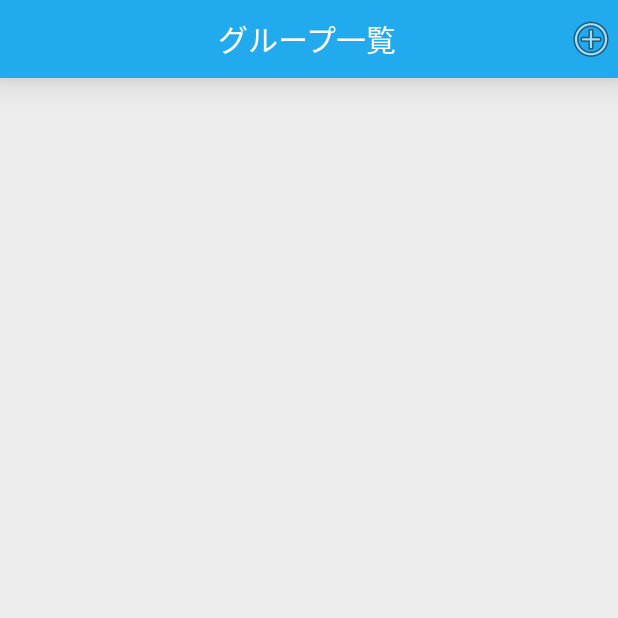
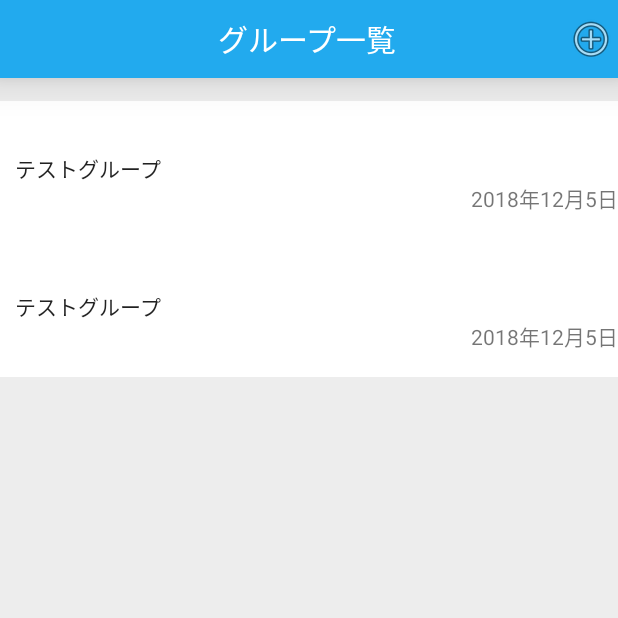
Before and after one commit to FJB16G/X16G_D, an Android app: the TitleFragment screen opened directly, with no data from a screen before it, on a phone screen of 412 x 824 dp, the top half of it. Run offline under Robolectric (Android 15) with nearby library versions, the phone set to English and light mode, and no system bars; Roboto replaces fonts that are not available here.

Commit message:
ぬまえらー

```diff
--- a/app/src/main/java/jp/ac/chiba_fjb/x16g_d/ideatest02/Category1.java
+++ b/app/src/main/java/jp/ac/chiba_fjb/x16g_d/ideatest02/Category1.java
@@ -127,7 +127,8 @@ public class Category1 extends Fragment implements View.OnClickListener {
             String tuika = category.getText().toString();
             if (!tuika.equals("")) {
                 //IDの生成
-                int b = dataset.size()+1;
+                String id = datakey.get(datakey.size()-1);
+                int b = Integer.parseInt(id.substring(1)) + 1;
                 String c = "";
                 if(b<=9){
                     c="000000"+b;
--- a/app/src/main/java/jp/ac/chiba_fjb/x16g_d/ideatest02/SignInActivity.java
+++ b/app/src/main/java/jp/ac/chiba_fjb/x16g_d/ideatest02/SignInActivity.java
@@ -20,7 +20,7 @@ public class SignInActivity extends AppCompatActivity implements View.OnClickLis
         if (v.getId()==R.id.cancel){
             finish();
         }if (v.getId()==R.id.email_sign_in_button){
-            Intent intent = new Intent(this, IdeaActivity.class);
+            Intent intent = new Intent(this, HomeActivity.class);
             //今までのactivityを消す
             intent.setFlags(Intent.FLAG_ACTIVITY_NEW_TASK | Intent.FLAG_ACTIVITY_CLEAR_TASK);
             startActivity(intent);
--- a/app/src/main/java/jp/ac/chiba_fjb/x16g_d/ideatest02/TestDB.java
+++ b/app/src/main/java/jp/ac/chiba_fjb/x16g_d/ideatest02/TestDB.java
@@ -18,8 +18,10 @@ class TestDB extends SQLite
         db.execSQL("create table user(user_id text primary key,user_name text,pass text);");
         db.execSQL("create table category(category_id text primary key,category_name text);");
         db.execSQL("create table grou(grou_id text primary key,grou_name text,date text,user_id text);");
-        db.execSQL("create table idea_log(grou_id text,user_id text,category_id,idea_id text)");
-        db.execSQL("insert into category values('c0000000','未分類')");
+        db.execSQL("create table idea_log(grou_id text,user_id text,category_id,idea_id text);");
+        db.execSQL("insert into category values('c0000000','未分類');");
+        db.execSQL("insert into grou values('g0000000','テストグループ','2018年12月5日','');");
+        db.execSQL("insert into grou values('g0000001','テストグループ','2018年12月5日','');");
     }
 
     @Override
--- a/app/src/main/java/jp/ac/chiba_fjb/x16g_d/ideatest02/TitleAdapter.java
+++ b/app/src/main/java/jp/ac/chiba_fjb/x16g_d/ideatest02/TitleAdapter.java
@@ -1,10 +1,13 @@
 package jp.ac.chiba_fjb.x16g_d.ideatest02;
 
+import android.content.Context;
+import android.content.Intent;
 import android.support.v7.widget.RecyclerView;
 import android.view.LayoutInflater;
 import android.view.View;
 import android.view.ViewGroup;
 import android.widget.Button;
+import android.widget.TextView;
 
 import java.util.ArrayList;
 import java.util.List;
@@ -13,10 +16,13 @@ public class TitleAdapter extends RecyclerView.Adapter<TitleAdapter.ViewHolder>{
 
     private List<String> dataArray = new ArrayList<>();
     private List<String> datakey = new ArrayList<>();
-    private onItemClickListener listener;
+    private List<String> day = new ArrayList<>();
+    private Context con;
 
-    public TitleAdapter(List<String> dataset,List<String> datakey) {
+    public TitleAdapter(Context context,List<String> dataset,List<String> day,List<String> datakey) {
         //MainActivityのArrayListを持ってきてる？
+        this.con = context;
+        this.day = day;
         this.datakey = datakey;
         this.dataArray = dataset;
     }
@@ -32,18 +38,15 @@ public class TitleAdapter extends RecyclerView.Adapter<TitleAdapter.ViewHolder>{
     @Override
     public void onBindViewHolder(final ViewHolder holder, final int position) {
         holder.mButton.setText(dataArray.get(position));
+        holder.mTextView.setText(day.get(position));
         holder.mButton.setOnClickListener(new View.OnClickListener() {
             @Override
             public void onClick(View view) {
-                listener.onClick(view, dataArray.get(position));
+                Grou_id gi = new Grou_id();
+                gi.setGrou_id(datakey.get(position));
+                con.startActivity(new Intent(con, IdeaActivity.class));
             }
         });
-    }
-    public interface onItemClickListener {
-        void onClick(View view, String name);
-    }
-    public void setOnItemClickListener(onItemClickListener listener) {
-        this.listener = listener;
     }
     @Override
     public int getItemCount() {
@@ -51,12 +54,14 @@ public class TitleAdapter extends RecyclerView.Adapter<TitleAdapter.ViewHolder>{
     }
     static class ViewHolder extends RecyclerView.ViewHolder {
         Button mButton;
+        TextView mTextView;
 
         //繰り返すxmlの中身
         ViewHolder(View v) {
             super(v);
             //どこのボタンかを[v]で受け取ってるっぽい
             mButton = (Button)v.findViewById(R.id.grou_name);
+            mTextView = (TextView)v.findViewById(R.id.day);
         }
     }
 }
--- a/app/src/main/java/jp/ac/chiba_fjb/x16g_d/ideatest02/TitleFragment.java
+++ b/app/src/main/java/jp/ac/chiba_fjb/x16g_d/ideatest02/TitleFragment.java
@@ -1,6 +1,7 @@
 package jp.ac.chiba_fjb.x16g_d.ideatest02;
 
 import android.app.Activity;
+import android.content.Intent;
 import android.database.Cursor;
 import android.os.Bundle;
 import android.support.annotation.NonNull;
@@ -12,20 +13,28 @@ import android.support.v7.widget.helper.ItemTouchHelper;
 import android.view.LayoutInflater;
 import android.view.View;
 import android.view.ViewGroup;
-import android.widget.AdapterView;
-import android.widget.EditText;
-import android.widget.ImageButton;
-import android.widget.Toast;
 
 import java.util.ArrayList;
-import java.util.LinkedHashMap;
 import java.util.List;
+
+class Grou_id{
+    String grou_id;
+
+    public void setGrou_id(String grou_id_position) {
+        this.grou_id = grou_id_position;
+    }
+
+    public String getGrou_id() {
+        return grou_id;
+    }
+}
 
 public class TitleFragment extends Fragment implements View.OnClickListener {
     private View topimageButton;
     private RecyclerView.Adapter adapter;
     private List<String> dataset;
     private List<String> datakey;
+    private List<String> CreatedDay;
     private Activity mActivity = null;
     private View mView;
     private TitleFragment mFragmentListener = null;
@@ -40,7 +49,7 @@ public class TitleFragment extends Fragment implements View.OnClickListener {
         mView = inflater.inflate(R.layout.fragment_title, container, false);
 
         // RecyclerViewの参照を取得
-        recyclerView = mView.findViewById(R.id.my_recycler_view);
+        recyclerView = mView.findViewById(R.id.my_recycler_view3);
         // レイアウトマネージャを設定(ここで縦方向の標準リストであることを指定)
         recyclerView.setLayoutManager(new LinearLayoutManager(mActivity));
 
@@ -50,18 +59,24 @@ public class TitleFragment extends Fragment implements View.OnClickListener {
     public void onViewCreated(View view, @Nullable Bundle savedInstanceState)
     {
         super.onViewCreated(view, savedInstanceState);
+
         topimageButton  = view.findViewById(R.id.topimageButton);
         topimageButton.setOnClickListener(this);
+
         final TestDB db = new TestDB(getActivity());
         datakey = new ArrayList<>();
         dataset = new ArrayList<>();
+        CreatedDay = new ArrayList<>();
         Cursor res = db.query("select * from grou");
         while (res.moveToNext()){
-            datakey.add(res.getString(0));
-            dataset.add(res.getString(1));
+            datakey.add(res.getString(0));      //id
+            dataset.add(res.getString(1));      //name
+            CreatedDay.add(res.getString(2));   //date
         }
-        adapter = new TitleAdapter(dataset, datakey);
+        res.close();
+        adapter = new TitleAdapter(getContext(),dataset,CreatedDay,datakey);
         recyclerView.setAdapter(adapter);
+
 
         //ドラッグ＆ドロップのやつ
         ItemTouchHelper mIth  = new ItemTouchHelper(
@@ -75,7 +90,6 @@ public class TitleFragment extends Fragment implements View.OnClickListener {
                     public void onSwiped(@NonNull RecyclerView.ViewHolder viewHolder, int i) {
                         int fromPos = viewHolder.getAdapterPosition();
 
-                        //アイデアログからもアイデアを削除する必要がある
                         db.exec(String.format("delete from grou where grou_id = '%s';",SQLite.STR(datakey.get(fromPos))));
                         db.exec(String.format("delete from idea_log where grou_id = '%s';",SQLite.STR(datakey.get(fromPos))));
                         datakey.remove(fromPos);
@@ -84,15 +98,7 @@ public class TitleFragment extends Fragment implements View.OnClickListener {
                         adapter.notifyDataSetChanged();
                     }
                 });
-
-        setOnItemClickListener(new TitleAdapter.onItemClickListener() {
-        @Override
-        public void onClick(View view, String name) {
-            Toast.makeText(getActivity(), name, Toast.LENGTH_SHORT).show();
-        }
-    });
         mIth.attachToRecyclerView(recyclerView);
-        res.close();
     }
     @Override
     public void onClick(View view) {
--- a/app/src/main/res/layout/fragment_title.xml
+++ b/app/src/main/res/layout/fragment_title.xml
@@ -43,7 +43,7 @@
         android:paddingTop="15dp">
 
         <android.support.v7.widget.RecyclerView
-            android:id="@+id/my_recycler_view"
+            android:id="@+id/my_recycler_view3"
             android:layout_width="match_parent"
             android:layout_height="match_parent" />
     </LinearLayout>
--- a/app/src/main/res/layout/my_text_view3.xml
+++ b/app/src/main/res/layout/my_text_view3.xml
@@ -1,9 +1,14 @@
 <?xml version="1.0" encoding="utf-8"?>
-<LinearLayout xmlns:android="http://schemas.android.com/apk/res/android"
+<FrameLayout xmlns:android="http://schemas.android.com/apk/res/android"
+    android:layout_width="match_parent"
+    android:layout_height="wrap_content"
+    android:background="#fff"
+    android:paddingBottom="2dp">
+
+    <LinearLayout
         android:layout_width="match_parent"
         android:layout_height="match_parent"
-    android:orientation="vertical"
-    android:paddingBottom="2dp">
+        android:orientation="vertical">
 
         <Button
             android:id="@+id/grou_name"
@@ -12,5 +17,22 @@
             android:background="#fff"
             android:gravity="left|center_vertical"
             android:paddingLeft="10dp"
-        android:text="Button" />
+            android:text="name" />
     </LinearLayout>
+
+    <LinearLayout
+        android:layout_width="match_parent"
+        android:layout_height="match_parent"
+        android:gravity="right"
+        android:orientation="vertical">
+
+        <TextView
+            android:id="@+id/day"
+            android:layout_width="wrap_content"
+            android:layout_height="wrap_content"
+            android:layout_marginTop="54dp"
+            android:gravity="right"
+            android:text="20XX年00月00日" />
+    </LinearLayout>
+
+</FrameLayout>
```
Also changed, not shown: app/src/main/java/jp/ac/chiba_fjb/x16g_d/ideatest02/HomeActivity.java (+7 -2 lines), app/src/main/java/jp/ac/chiba_fjb/x16g_d/ideatest02/Idea1.java (+7 -8 lines). Lines whose indentation alone changed are shown as unchanged.
